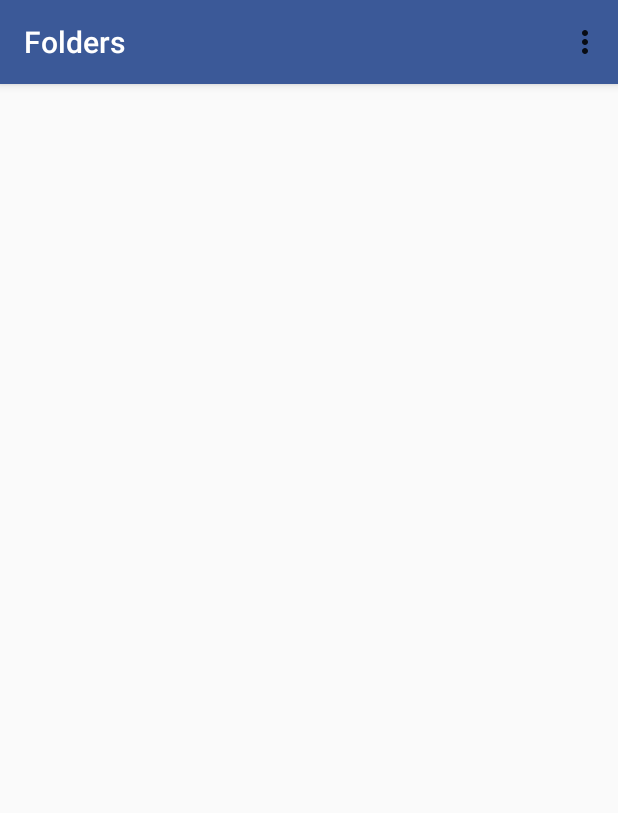
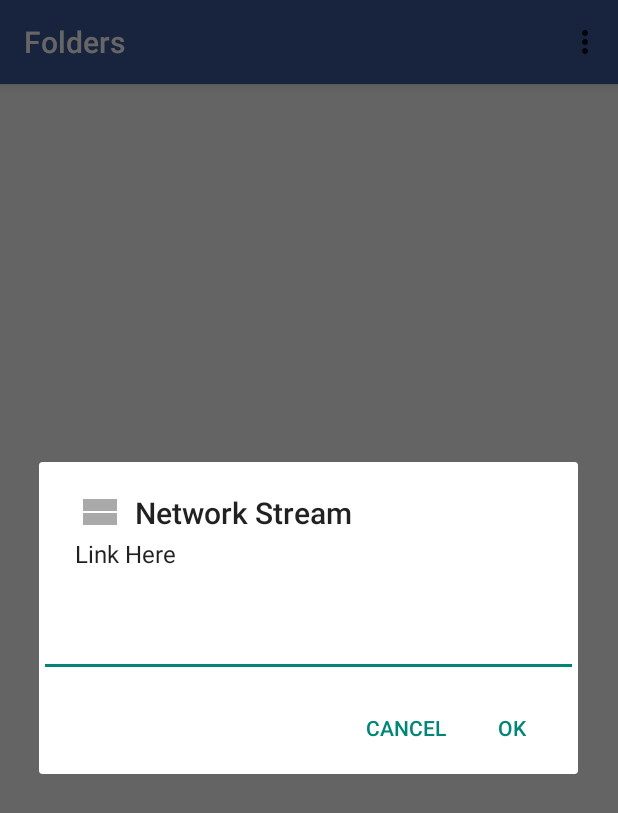
Before and after one commit to ayushdubey003/VideoPlayer, an Android app: the screen it shows after launch (MainActivity), in the options menu, after a tap on "Network Stream", on a phone screen of 412 x 824 dp. Shown: the top 813 px of the screen. Run offline under Robolectric (Android 15) with nearby library versions, the phone set to English and light mode, and no system bars.

Commit message:
Add Alert  Dialog

```diff
--- a/app/src/main/java/com/ayush/videoplayer/MainActivity.java
+++ b/app/src/main/java/com/ayush/videoplayer/MainActivity.java
@@ -2,7 +2,10 @@ package com.ayush.videoplayer;
 
 import android.Manifest;
 import android.app.Activity;
+import android.app.AlertDialog;
+import android.app.Dialog;
 import android.content.Context;
+import android.content.DialogInterface;
 import android.content.Intent;
 import android.content.pm.PackageManager;
 import android.graphics.Typeface;
@@ -19,6 +22,7 @@ import android.view.Menu;
 import android.view.MenuItem;
 import android.view.View;
 import android.widget.ArrayAdapter;
+import android.widget.EditText;
 import android.widget.LinearLayout;
 import android.widget.ListView;
 import android.widget.TextView;
@@ -56,7 +60,30 @@ public class MainActivity extends AppCompatActivity {
     public boolean onOptionsItemSelected(MenuItem item) {
         switch (item.getItemId()) {
             case R.id.stream: {
-                Toast.makeText(this, "Ok", Toast.LENGTH_LONG).show();
+                AlertDialog.Builder alertDialog = new AlertDialog.Builder(MainActivity.this);
+                alertDialog.setTitle("Network Stream");
+                alertDialog.setIcon(R.drawable.ic_view_stream_black_24dp);
+                alertDialog.setMessage("Link Here");
+                final EditText editText = new EditText(MainActivity.this);
+                LinearLayout.LayoutParams lp = new LinearLayout.LayoutParams(
+                        LinearLayout.LayoutParams.MATCH_PARENT,
+                        LinearLayout.LayoutParams.MATCH_PARENT);
+                editText.setLayoutParams(lp);
+                alertDialog.setView(editText);
+                alertDialog.setNegativeButton("Cancel", new DialogInterface.OnClickListener() {
+                    @Override
+                    public void onClick(DialogInterface dialog, int which) {
+                        dialog.cancel();
+                    }
+                });
+                alertDialog.setPositiveButton("Ok", new DialogInterface.OnClickListener() {
+                    @Override
+                    public void onClick(DialogInterface dialog, int which) {
+                        String link = editText.getText().toString();
+                        Toast.makeText(MainActivity.this, link, Toast.LENGTH_LONG).show();
+                    }
+                });
+                alertDialog.show();
                 return true;
             }
             default:
--- /dev/null
+++ b/app/src/main/res/drawable/ic_view_stream_black_24dp.xml
@@ -0,0 +1,5 @@
+<vector android:height="24dp" android:tint="#A9A9A9"
+    android:viewportHeight="24.0" android:viewportWidth="24.0"
+    android:width="24dp" xmlns:android="http://schemas.android.com/apk/res/android">
+    <path android:fillColor="#FF000000" android:pathData="M4,18h17v-6H4v6zM4,5v6h17V5H4z"/>
+</vector>
--- a/app/src/main/res/layout/activity_main.xml
+++ b/app/src/main/res/layout/activity_main.xml
@@ -13,16 +13,17 @@
         android:layout_alignParentTop="true"
         android:background="#3b5998"
         android:elevation="4dp"
-        app:titleTextColor="#FFFFFF"
+        android:theme="@style/ThemeOverlay.AppCompat.ActionBar"
+        app:popupTheme="@style/ThemeOverlay.AppCompat.Light"
         app:title="Folders"
-        android:theme="@style/ThemeOverlay.AppCompat.ActionBar"
-        app:popupTheme="@style/ThemeOverlay.AppCompat.Light" />
+        app:titleTextColor="#FFFFFF" />
 
     <ListView
         android:id="@+id/list"
         android:layout_width="match_parent"
         android:layout_height="match_parent"
         android:divider="@null"
+        android:hapticFeedbackEnabled="true"
         android:visibility="gone"></ListView>
 
     <LinearLayout
```
Also changed, not shown: app/src/main/res/layout/activity_video.xml (+4 -3 lines).
